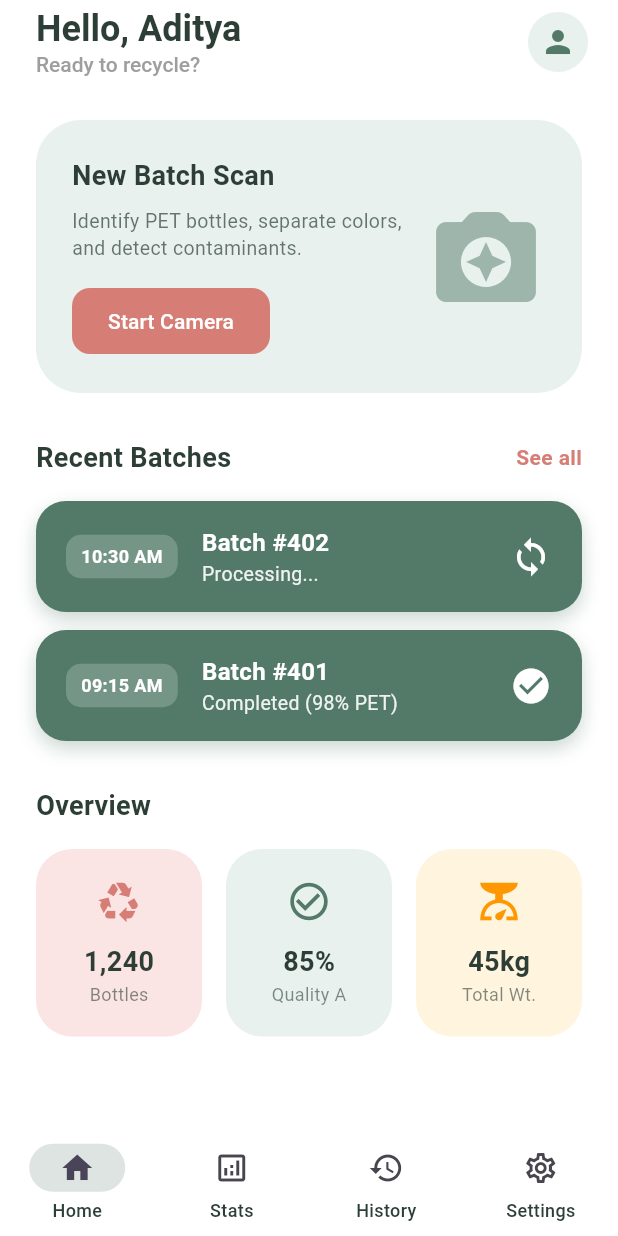
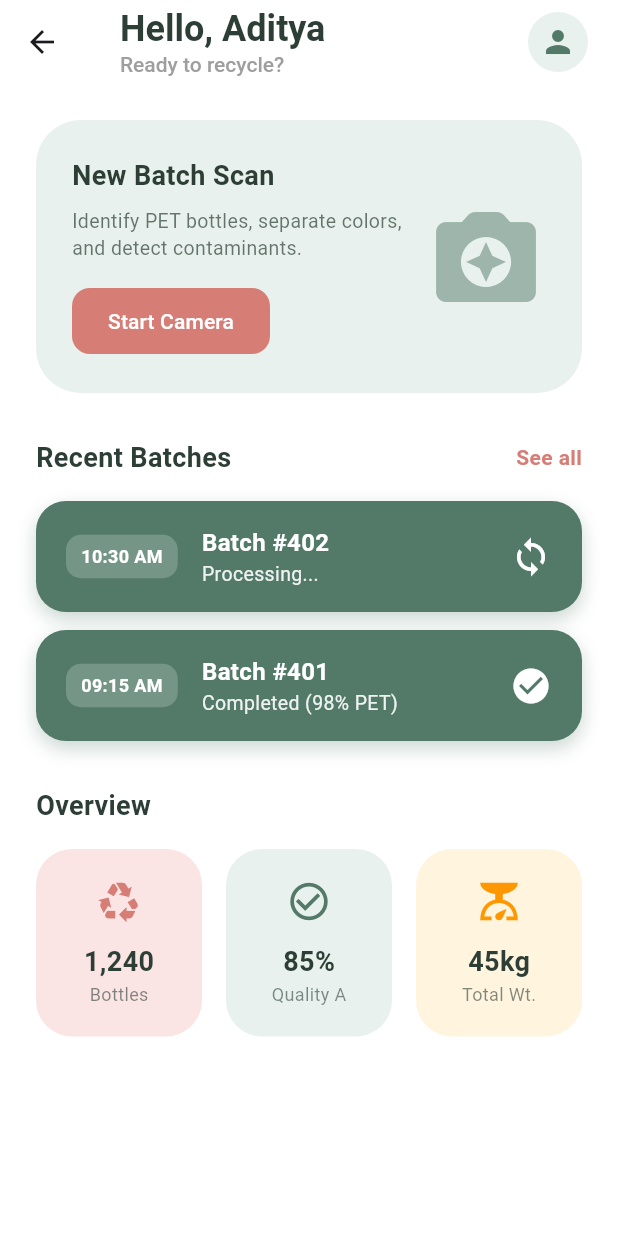
Before and after one commit to internshipneeded/Agglomeration-2.0, a Flutter app: the HomeScreen screen opened directly, on a phone screen of 412 x 824 dp. Run offline on Flutter 3.47's test engine with Material 3 defaults, Android fonts, the phone set to English and light mode, and no system bars; our stand-ins replace flutter_secure_storage; accounts and stored records are empty; network calls fail; Roboto replaces fonts that are missing (Poppins).

Commit message:
History Screen Setup

```diff
--- /dev/null
+++ b/lib/features/history/models/detection.dart
@@ -0,0 +1,25 @@
+class Detection {
+  final String label;
+  final double confidence;
+  final String brand;
+  final String color;
+  final String material;
+
+  Detection({
+    required this.label,
+    required this.confidence,
+    required this.brand,
+    required this.color,
+    required this.material,
+  });
+
+  factory Detection.fromJson(Map<String, dynamic> json) {
+    return Detection(
+      label: json['label'] ?? '',
+      confidence: (json['confidence'] ?? 0).toDouble(),
+      brand: json['brand'] ?? 'Unknown',
+      color: json['color'] ?? 'Unknown',
+      material: json['material'] ?? 'Unknown',
+    );
+  }
+}
--- /dev/null
+++ b/lib/features/history/models/scan.dart
@@ -0,0 +1,37 @@
+import 'detection.dart';
+
+class Scan {
+  final String id;
+  final String imageUrl;
+  final DateTime timestamp;
+  final String batchId;
+  final int totalBottles;
+  final double totalValue;
+  final List<Detection> detections;
+
+  Scan({
+    required this.id,
+    required this.imageUrl,
+    required this.timestamp,
+    required this.batchId,
+    required this.totalBottles,
+    required this.totalValue,
+    required this.detections,
+  });
+
+  factory Scan.fromJson(Map<String, dynamic> json) {
+    return Scan(
+      id: json['_id'] ?? '',
+      imageUrl: json['imageUrl'] ?? '',
+      timestamp: DateTime.parse(json['timestamp']),
+      batchId: json['batchId'] ?? 'Unknown Batch',
+      totalBottles: json['totalBottles'] ?? 0,
+      totalValue: (json['totalValue'] ?? 0).toDouble(),
+      detections:
+          (json['detections'] as List<dynamic>?)
+              ?.map((x) => Detection.fromJson(x))
+              .toList() ??
+          [],
+    );
+  }
+}
--- a/lib/features/home/screens/home_screen.dart
+++ b/lib/features/home/screens/home_screen.dart
@@ -8,18 +8,17 @@
 }
 
 class _HomeScreenState extends State<HomeScreen> {
-  // Theme Colors (Matching the Abigail Theme)
-  final Color _bgGreen = const Color(0xFF537A68); // Dark Sage
-  final Color _lightGreenCard = const Color(0xFFE8F1ED); // Light pastel green for Hero card
-  final Color _accentColor = const Color(0xFFD67D76); // Terracotta/Salmon
+  // Theme Colors
+  final Color _bgGreen = const Color(0xFF537A68);
+  final Color _lightGreenCard = const Color(0xFFE8F1ED);
+  final Color _accentColor = const Color(0xFFD67D76);
   final Color _textColor = const Color(0xFF2C3E36);
-
-  int _selectedIndex = 0;
 
   @override
   Widget build(BuildContext context) {
+    // We keep the Scaffold here so you can have the specific AppBar for Home
     return Scaffold(
-      backgroundColor: Colors.white, // White background like the inner app screenshot
+      backgroundColor: Colors.white,
 
       // 1. Top App Bar Area
       appBar: AppBar(
@@ -31,7 +30,7 @@
             crossAxisAlignment: CrossAxisAlignment.start,
             children: [
               Text(
-                "Hello, Aditya", // Placeholder user
+                "Hello, Aditya",
                 style: TextStyle(
                   color: _textColor,
                   fontWeight: FontWeight.bold,
@@ -57,7 +56,7 @@
               backgroundColor: _lightGreenCard,
               child: Icon(Icons.person, color: _bgGreen),
             ),
-          )
+          ),
         ],
       ),
 
@@ -66,8 +65,7 @@
         child: Column(
           crossAxisAlignment: CrossAxisAlignment.start,
           children: [
-
-            // 2. Hero Section (The "Featured Challenge" Card)
+            // 2. Hero Section
             Container(
               width: double.infinity,
               padding: const EdgeInsets.all(24),
@@ -101,7 +99,7 @@
                         const SizedBox(height: 16),
                         ElevatedButton(
                           onPressed: () {
-                            // TODO: Open Camera / Image Picker
+                            // TODO: Open Camera logic
                           },
                           style: ElevatedButton.styleFrom(
                             backgroundColor: _accentColor,
@@ -110,23 +108,29 @@
                             shape: RoundedRectangleBorder(
                               borderRadius: BorderRadius.circular(12),
                             ),
-                            padding: const EdgeInsets.symmetric(horizontal: 24, vertical: 12),
+                            padding: const EdgeInsets.symmetric(
+                              horizontal: 24,
+                              vertical: 12,
+                            ),
                           ),
                           child: const Text("Start Camera"),
-                        )
+                        ),
                       ],
                     ),
                   ),
                   const SizedBox(width: 10),
-                  // Decorative Icon/Image
-                  Icon(Icons.camera_enhance_rounded, size: 80, color: _bgGreen.withOpacity(0.5)),
+                  Icon(
+                    Icons.camera_enhance_rounded,
+                    size: 80,
+                    color: _bgGreen.withOpacity(0.5),
+                  ),
                 ],
               ),
             ),
 
             const SizedBox(height: 30),
 
-            // 3. Recent Batches (The "Today's Tasks" Green Pills)
+            // 3. Recent Batches
             Row(
               mainAxisAlignment: MainAxisAlignment.spaceBetween,
               children: [
@@ -150,7 +154,6 @@
             ),
             const SizedBox(height: 16),
 
-            // List of Recent items
             _buildBatchTile(
               time: "10:30 AM",
               title: "Batch #402",
@@ -167,7 +170,7 @@
 
             const SizedBox(height: 30),
 
-            // 4. Quick Stats (The "Your Challenges" Square Cards)
+            // 4. Quick Stats
             Text(
               "Overview",
               style: TextStyle(
@@ -184,7 +187,7 @@
                   icon: Icons.recycling,
                   value: "1,240",
                   label: "Bottles",
-                  color: const Color(0xFFFBE4E4), // Light Red/Pink
+                  color: const Color(0xFFFBE4E4),
                   iconColor: _accentColor,
                 ),
                 const SizedBox(width: 16),
@@ -192,7 +195,7 @@
                   icon: Icons.check_circle_outline,
                   value: "85%",
                   label: "Quality A",
-                  color: const Color(0xFFE8F1ED), // Light Green
+                  color: const Color(0xFFE8F1ED),
                   iconColor: _bgGreen,
                 ),
                 const SizedBox(width: 16),
@@ -200,7 +203,7 @@
                   icon: Icons.scale,
                   value: "45kg",
                   label: "Total Wt.",
-                  color: const Color(0xFFFFF4DE), // Light Orange/Yellow
+                  color: const Color(0xFFFFF4DE),
                   iconColor: Colors.orange,
                 ),
               ],
@@ -208,33 +211,11 @@
           ],
         ),
       ),
-
-      // 5. Bottom Navigation Bar
-      bottomNavigationBar: NavigationBarTheme(
-        data: NavigationBarThemeData(
-          indicatorColor: _bgGreen.withOpacity(0.2),
-          labelTextStyle: MaterialStateProperty.all(
-            TextStyle(fontSize: 12, fontWeight: FontWeight.w500, color: _textColor),
-          ),
-        ),
-        child: NavigationBar(
-          height: 70,
-          backgroundColor: Colors.white,
-          elevation: 2,
-          selectedIndex: _selectedIndex,
-          onDestinationSelected: (index) => setState(() => _selectedIndex = index),
-          destinations: const [
-            NavigationDestination(icon: Icon(Icons.home_outlined), selectedIcon: Icon(Icons.home), label: 'Home'),
-            NavigationDestination(icon: Icon(Icons.analytics_outlined), selectedIcon: Icon(Icons.analytics), label: 'Stats'),
-            NavigationDestination(icon: Icon(Icons.history_outlined), selectedIcon: Icon(Icons.history), label: 'History'),
-            NavigationDestination(icon: Icon(Icons.settings_outlined), selectedIcon: Icon(Icons.settings), label: 'Settings'),
-          ],
-        ),
-      ),
+      // NO bottomNavigationBar here anymore!
     );
   }
 
-  // Helper for the "Green Pill" rows
+  // Helpers remain the same
   Widget _buildBatchTile({
     required String time,
     required String title,
@@ -244,7 +225,7 @@
     return Container(
       padding: const EdgeInsets.symmetric(horizontal: 20, vertical: 16),
       decoration: BoxDecoration(
-        color: _bgGreen, // The dark sage green from the "Today's Tasks" pills
+        color: _bgGreen,
         borderRadius: BorderRadius.circular(20),
         boxShadow: [
           BoxShadow(
@@ -256,7 +237,6 @@
       ),
       child: Row(
         children: [
-          // Time badge
           Container(
             padding: const EdgeInsets.symmetric(horizontal: 10, vertical: 6),
             decoration: BoxDecoration(
@@ -265,27 +245,36 @@
             ),
             child: Text(
               time,
-              style: const TextStyle(color: Colors.white, fontSize: 12, fontWeight: FontWeight.bold),
+              style: const TextStyle(
+                color: Colors.white,
+                fontSize: 12,
+                fontWeight: FontWeight.bold,
+              ),
             ),
           ),
           const SizedBox(width: 16),
-          // Text Info
           Expanded(
             child: Column(
               crossAxisAlignment: CrossAxisAlignment.start,
               children: [
                 Text(
                   title,
-                  style: const TextStyle(color: Colors.white, fontSize: 16, fontWeight: FontWeight.bold),
+                  style: const TextStyle(
+                    color: Colors.white,
+                    fontSize: 16,
+                    fontWeight: FontWeight.bold,
+                  ),
                 ),
                 Text(
                   status,
-                  style: TextStyle(color: Colors.white.withOpacity(0.9), fontSize: 13),
+                  style: TextStyle(
+                    color: Colors.white.withOpacity(0.9),
+                    fontSize: 13,
+                  ),
                 ),
               ],
             ),
           ),
-          // Checkbox/Icon
           Icon(
             isCompleted ? Icons.check_circle : Icons.sync,
             color: Colors.white,
@@ -296,7 +285,6 @@
     );
   }
 
-  // Helper for the "Square Stats" cards
   Widget _buildStatCard({
     required IconData icon,
     required String value,
```
Also changed, not shown: lib/features/history/screens/history_screen.dart (added, +248 -0 lines), lib/features/onboarding/auth/screens/login_screen.dart (+14 -10 lines), lib/features/onboarding/splash/splash_screen.dart (+17 -8 lines), lib/features/util/main_layout.dart (+82 -0 lines).
